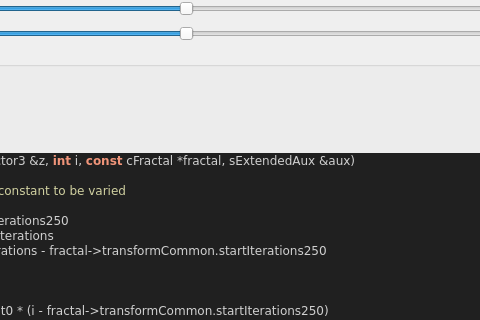
First picture: the form in mandelbulber2/formula/ui/fractal_mandelbulb_vary_power_v1.ui, repository buddhi1980/mandelbulber2, before the edit; both pictures show x 272 to 752 and y 85 to 405 of the 916 by 830 pixel window.
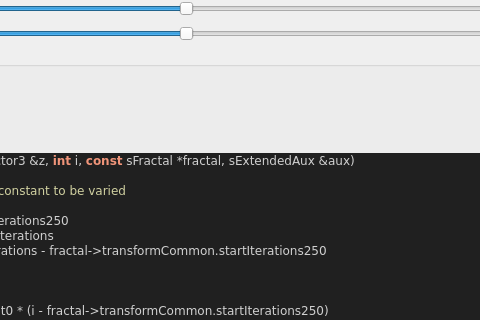
Second picture: the form after the edit. Custom widgets are drawn as their Qt base class.

What changed in the file:
```diff
--- a/mandelbulber2/formula/ui/fractal_mandelbulb_vary_power_v1.ui
+++ b/mandelbulber2/formula/ui/fractal_mandelbulb_vary_power_v1.ui
@@ -364,7 +364,7 @@
 &lt;/table&gt;
 &lt;br&gt;&lt;b&gt;Examples using this formula&lt;/b&gt;&lt;br&gt;mandelbulb_vary_power_001.fract&lt;h3&gt;Code&lt;/h3&gt;
 &lt;body style=&quot;background-color:#202020&quot;&gt;
-&lt;pre style=&quot;color:#d0d0d0; background-color:#202020;  font-family:'Courier New',monospace;&quot;&gt;&lt;span style=&quot;color:#f09479; font-weight:bold&quot;&gt;void&lt;/span&gt; &lt;span style=&quot;color:#e47eed&quot;&gt;MandelbulbVaryPowerV1Iteration&lt;/span&gt;&lt;span style=&quot;color:#d0d0d0&quot;&gt;(&lt;/span&gt;CVector3 &lt;span style=&quot;color:#d0d0d0&quot;&gt;&amp;amp;&lt;/span&gt;z&lt;span style=&quot;color:#d0d0d0&quot;&gt;,&lt;/span&gt; &lt;span style=&quot;color:#f09479; font-weight:bold&quot;&gt;int&lt;/span&gt; i&lt;span style=&quot;color:#d0d0d0&quot;&gt;,&lt;/span&gt; &lt;span style=&quot;color:#f09479; font-weight:bold&quot;&gt;const&lt;/span&gt; cFractal &lt;span style=&quot;color:#d0d0d0&quot;&gt;*&lt;/span&gt;fractal&lt;span style=&quot;color:#d0d0d0&quot;&gt;,&lt;/span&gt; sExtendedAux &lt;span style=&quot;color:#d0d0d0&quot;&gt;&amp;amp;&lt;/span&gt;aux&lt;span style=&quot;color:#d0d0d0&quot;&gt;)&lt;/span&gt;
+&lt;pre style=&quot;color:#d0d0d0; background-color:#202020;  font-family:'Courier New',monospace;&quot;&gt;&lt;span style=&quot;color:#f09479; font-weight:bold&quot;&gt;void&lt;/span&gt; &lt;span style=&quot;color:#e47eed&quot;&gt;MandelbulbVaryPowerV1Iteration&lt;/span&gt;&lt;span style=&quot;color:#d0d0d0&quot;&gt;(&lt;/span&gt;CVector3 &lt;span style=&quot;color:#d0d0d0&quot;&gt;&amp;amp;&lt;/span&gt;z&lt;span style=&quot;color:#d0d0d0&quot;&gt;,&lt;/span&gt; &lt;span style=&quot;color:#f09479; font-weight:bold&quot;&gt;int&lt;/span&gt; i&lt;span style=&quot;color:#d0d0d0&quot;&gt;,&lt;/span&gt; &lt;span style=&quot;color:#f09479; font-weight:bold&quot;&gt;const&lt;/span&gt; sFractal &lt;span style=&quot;color:#d0d0d0&quot;&gt;*&lt;/span&gt;fractal&lt;span style=&quot;color:#d0d0d0&quot;&gt;,&lt;/span&gt; sExtendedAux &lt;span style=&quot;color:#d0d0d0&quot;&gt;&amp;amp;&lt;/span&gt;aux&lt;span style=&quot;color:#d0d0d0&quot;&gt;)&lt;/span&gt;
 &lt;span style=&quot;color:#d0d0d0&quot;&gt;{&lt;/span&gt;
   &lt;span style=&quot;color:#f09479; font-weight:bold&quot;&gt;double&lt;/span&gt; tempVC &lt;span style=&quot;color:#d0d0d0&quot;&gt;=&lt;/span&gt; fractal&lt;span style=&quot;color:#d0d0d0&quot;&gt;-&amp;gt;&lt;/span&gt;bulb&lt;span style=&quot;color:#d0d0d0&quot;&gt;.&lt;/span&gt;power&lt;span style=&quot;color:#d0d0d0&quot;&gt;;&lt;/span&gt; &lt;span style=&quot;color:#d0d0a0&quot;&gt;// constant to be varied&lt;/span&gt;
 
```
